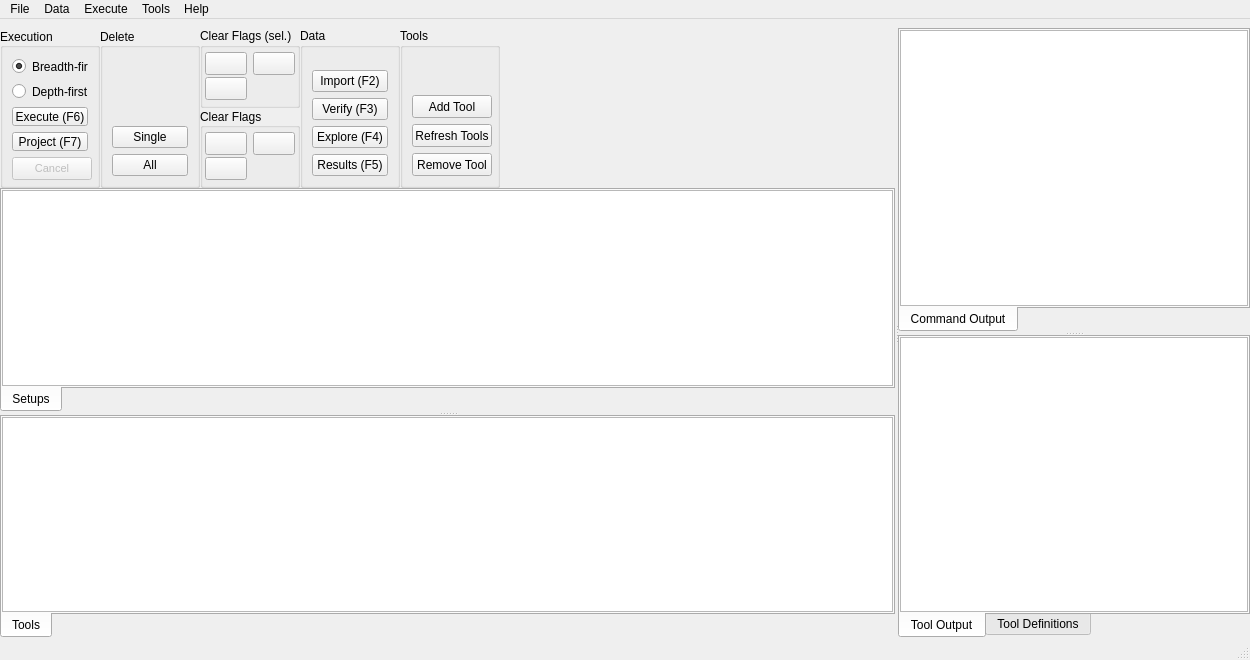
Fijishi-Enterprises/GENO-Energy-Optimization, file titan/ui/main.ui: the form before one commit.
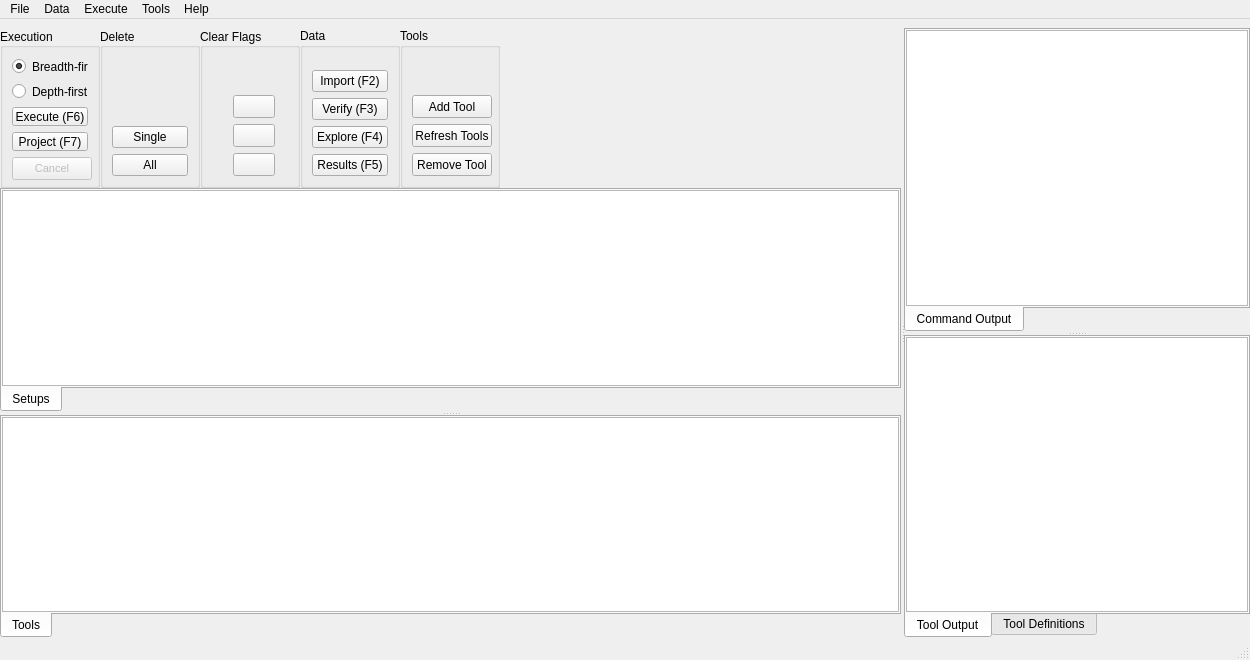
The form after the commit. Icons and pictures are not drawn. Custom widgets are drawn as their Qt base class.

Commit message: UI changes. Only one box is now drawn next to each Setup. Also removed unnecessary clear flag buttons.

What changed in the file:
```diff
--- a/titan/ui/main.ui
+++ b/titan/ui/main.ui
@@ -236,143 +236,6 @@
            </widget>
           </item>
           <item>
-           <layout class="QVBoxLayout" name="verticalLayout_4">
-            <property name="spacing">
-             <number>0</number>
-            </property>
-            <item>
-             <widget class="QGroupBox" name="groupBox_chain_flags">
-              <property name="sizePolicy">
-               <sizepolicy hsizetype="Fixed" vsizetype="Fixed">
-                <horstretch>0</horstretch>
-                <verstretch>0</verstretch>
-               </sizepolicy>
-              </property>
-              <property name="minimumSize">
-               <size>
-                <width>100</width>
-                <height>80</height>
-               </size>
-              </property>
-              <property name="maximumSize">
-               <size>
-                <width>100</width>
-                <height>80</height>
-               </size>
-              </property>
-              <property name="title">
-               <string>Clear Flags (sel.)</string>
-              </property>
-              <layout class="QGridLayout" name="gridLayout_2">
-               <property name="leftMargin">
-                <number>2</number>
-               </property>
-               <property name="topMargin">
-                <number>4</number>
-               </property>
-               <property name="rightMargin">
-                <number>2</number>
-               </property>
-               <item row="0" column="0">
-                <widget class="QToolButton" name="toolButton_clear_ready_branch">
-                 <property name="minimumSize">
-                  <size>
-                   <width>42</width>
-                   <height>23</height>
-                  </size>
-                 </property>
-                 <property name="maximumSize">
-                  <size>
-                   <width>42</width>
-                   <height>23</height>
-                  </size>
-                 </property>
-                 <property name="toolTip">
-                  <string>&lt;html&gt;&lt;head/&gt;&lt;body&gt;&lt;p&gt;Clear Ready flag for the selected Setup and all its children&lt;/p&gt;&lt;/body&gt;&lt;/html&gt;</string>
-                 </property>
-                 <property name="text">
-                  <string/>
-                 </property>
-                 <property name="icon">
-                  <iconset resource="resources/resources.qrc">
-                   <normaloff>:/toolButtons/clear_all_ready_flags.png</normaloff>:/toolButtons/clear_all_ready_flags.png</iconset>
-                 </property>
-                 <property name="iconSize">
-                  <size>
-                   <width>36</width>
-                   <height>23</height>
-                  </size>
-                 </property>
-                </widget>
-               </item>
-               <item row="2" column="0">
-                <widget class="QToolButton" name="toolButton_clear_flags_branch">
-                 <property name="minimumSize">
-                  <size>
-                   <width>42</width>
-                   <height>23</height>
-                  </size>
-                 </property>
-                 <property name="maximumSize">
-                  <size>
-                   <width>42</width>
-                   <height>23</height>
-                  </size>
-                 </property>
-                 <property name="toolTip">
-                  <string>&lt;html&gt;&lt;head/&gt;&lt;body&gt;&lt;p&gt;Clear flags for the selected Setup and all its children&lt;/p&gt;&lt;/body&gt;&lt;/html&gt;</string>
-                 </property>
-                 <property name="text">
-                  <string/>
-                 </property>
-                 <property name="icon">
-                  <iconset resource="resources/resources.qrc">
-                   <normaloff>:/toolButtons/clear_all_flags.png</normaloff>:/toolButtons/clear_all_flags.png</iconset>
-                 </property>
-                 <property name="iconSize">
-                  <size>
-                   <width>36</width>
-                   <height>23</height>
-                  </size>
-                 </property>
-                </widget>
-               </item>
-               <item row="0" column="1">
-                <widget class="QToolButton" name="toolButton_clear_failed_branch">
-                 <property name="minimumSize">
-                  <size>
-                   <width>42</width>
-                   <height>23</height>
-                  </size>
-                 </property>
-                 <property name="maximumSize">
-                  <size>
-                   <width>42</width>
-                   <height>23</height>
-                  </size>
-                 </property>
-                 <property name="toolTip">
-                  <string>&lt;html&gt;&lt;head/&gt;&lt;body&gt;&lt;p&gt;Clear Failed flag for the selected Setup and all its children&lt;/p&gt;&lt;/body&gt;&lt;/html&gt;</string>
-                 </property>
-                 <property name="text">
-                  <string/>
-                 </property>
-                 <property name="icon">
-                  <iconset resource="resources/resources.qrc">
-                   <normaloff>:/toolButtons/clear_all_failed_flags.png</normaloff>:/toolButtons/clear_all_failed_flags.png</iconset>
-                 </property>
-                 <property name="iconSize">
-                  <size>
-                   <width>36</width>
-                   <height>23</height>
-                  </size>
-                 </property>
-                </widget>
-               </item>
-              </layout>
-             </widget>
-            </item>
-            <item>
              <widget class="QGroupBox" name="groupBox_flags">
               <property name="sizePolicy">
                <sizepolicy hsizetype="Fixed" vsizetype="Fixed">
@@ -383,13 +246,13 @@
               <property name="minimumSize">
                <size>
                 <width>100</width>
-                <height>80</height>
+              <height>160</height>
                </size>
               </property>
               <property name="maximumSize">
                <size>
                 <width>100</width>
-                <height>80</height>
+              <height>160</height>
                </size>
               </property>
               <property name="title">
@@ -401,52 +264,24 @@
               <property name="flat">
                <bool>false</bool>
               </property>
-              <layout class="QGridLayout" name="gridLayout">
+            <layout class="QVBoxLayout" name="verticalLayout_4">
                <property name="leftMargin">
-                <number>2</number>
-               </property>
-               <property name="topMargin">
-                <number>4</number>
+              <number>30</number>
+             </property>
+             <item>
+              <spacer name="verticalSpacer_4">
+               <property name="orientation">
+                <enum>Qt::Vertical</enum>
                </property>
-               <property name="rightMargin">
-                <number>2</number>
-               </property>
-               <property name="bottomMargin">
-                <number>9</number>
-               </property>
-               <item row="0" column="0">
-                <widget class="QToolButton" name="toolButton_clear_ready">
-                 <property name="minimumSize">
+               <property name="sizeHint" stdset="0">
                   <size>
-                   <width>42</width>
-                   <height>23</height>
-                  </size>
-                 </property>
-                 <property name="maximumSize">
-                  <size>
-                   <width>42</width>
-                   <height>23</height>
-                  </size>
-                 </property>
-                 <property name="toolTip">
-                  <string>&lt;html&gt;&lt;head/&gt;&lt;body&gt;&lt;p&gt;Clear Ready flags&lt;/p&gt;&lt;/body&gt;&lt;/html&gt;</string>
-                 </property>
-                 <property name="text">
-                  <string/>
-                 </property>
-                 <property name="icon">
-                  <iconset resource="resources/resources.qrc">
-                   <normaloff>:/toolButtons/clear_all_ready_flags.png</normaloff>:/toolButtons/clear_all_ready_flags.png</iconset>
-                 </property>
-                 <property name="iconSize">
-                  <size>
-                   <width>36</width>
-                   <height>23</height>
-                  </size>
-                 </property>
-                </widget>
-               </item>
-               <item row="0" column="1">
+                 <width>20</width>
+                 <height>40</height>
+                </size>
+               </property>
+              </spacer>
+             </item>
+             <item>
                 <widget class="QToolButton" name="toolButton_clear_failed">
                  <property name="minimumSize">
                   <size>
@@ -478,7 +313,39 @@
                  </property>
                 </widget>
                </item>
-               <item row="1" column="0" colspan="2">
+             <item>
+              <widget class="QToolButton" name="toolButton_clear_ready">
+               <property name="minimumSize">
+                <size>
+                 <width>42</width>
+                 <height>23</height>
+                </size>
+               </property>
+               <property name="maximumSize">
+                <size>
+                 <width>42</width>
+                 <height>23</height>
+                </size>
+               </property>
+               <property name="toolTip">
+                <string>&lt;html&gt;&lt;head/&gt;&lt;body&gt;&lt;p&gt;Clear Ready flags&lt;/p&gt;&lt;/body&gt;&lt;/html&gt;</string>
+               </property>
+               <property name="text">
+                <string/>
+               </property>
+               <property name="icon">
+                <iconset resource="resources/resources.qrc">
+                 <normaloff>:/toolButtons/clear_ready_flags.png</normaloff>:/toolButtons/clear_ready_flags.png</iconset>
+               </property>
+               <property name="iconSize">
+                <size>
+                 <width>36</width>
+                 <height>23</height>
+                </size>
+               </property>
+              </widget>
+             </item>
+             <item>
                 <widget class="QToolButton" name="toolButton_clear_flags">
                  <property name="minimumSize">
                   <size>
@@ -513,8 +380,6 @@
               </layout>
              </widget>
             </item>
-           </layout>
-          </item>
           <item>
            <widget class="QGroupBox" name="groupBox_data">
             <property name="minimumSize">
@@ -696,7 +561,7 @@
             </property>
             <property name="sizeHint" stdset="0">
              <size>
-              <width>0</width>
+              <width>13</width>
               <height>20</height>
              </size>
             </property>
@@ -706,6 +571,12 @@
         </item>
         <item>
          <widget class="QSplitter" name="splitter_vertical_left">
+          <property name="sizePolicy">
+           <sizepolicy hsizetype="Preferred" vsizetype="Expanding">
+            <horstretch>0</horstretch>
+            <verstretch>0</verstretch>
+           </sizepolicy>
+          </property>
           <property name="orientation">
            <enum>Qt::Vertical</enum>
           </property>
```
Left out of the diff: 5 changed lines with no effect on the pictures. Lines whose indentation alone changed are shown as unchanged. The commit also changes 7 other files.
